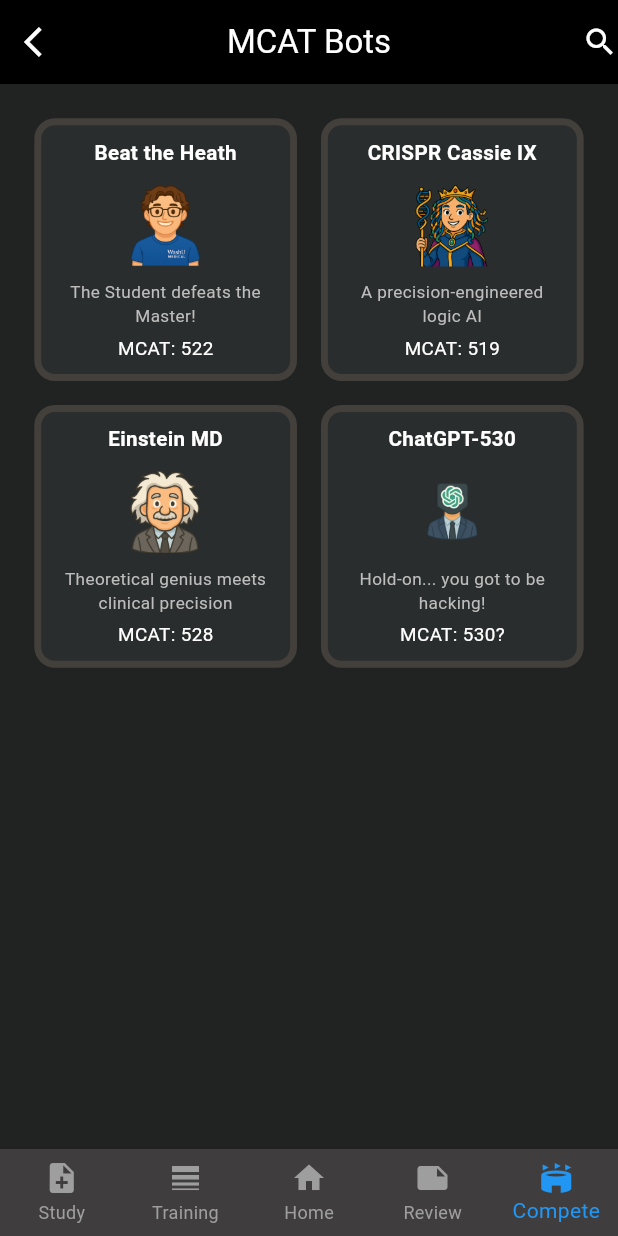
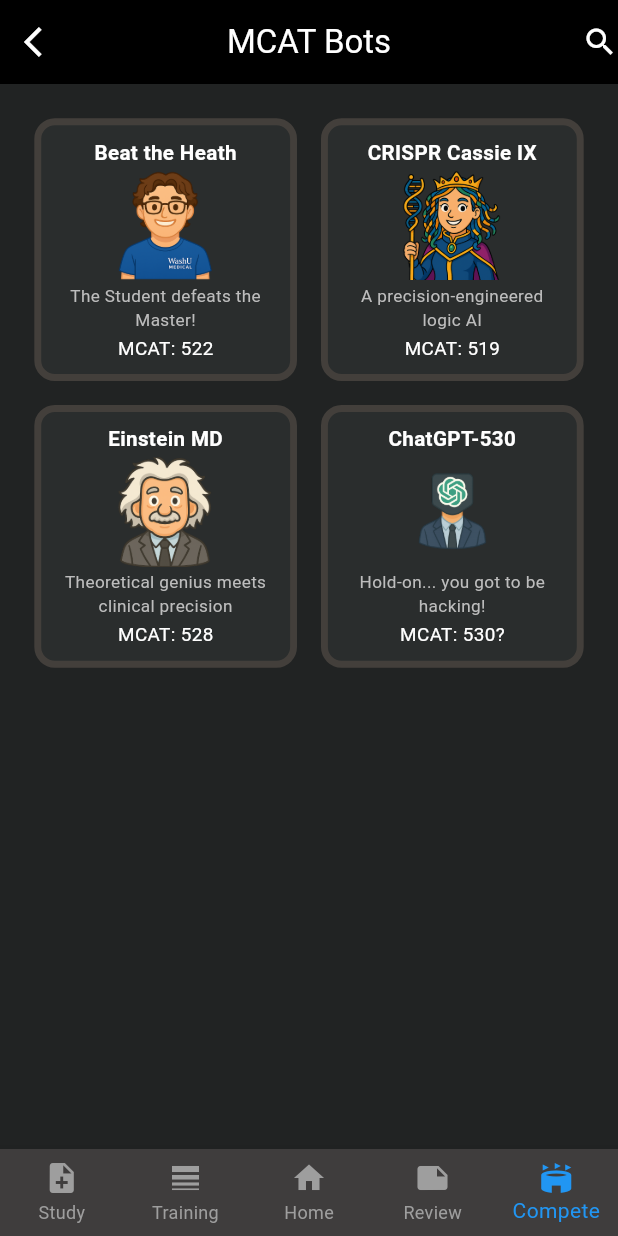
Before and after one commit to Anhakian/Bot-Demo, a Flutter app: the screen it shows after launch, on a phone screen of 412 x 824 dp. Run offline on Flutter 3.47's test engine with Material 3 defaults, Android fonts, the light colour scheme and no system bars; our stand-ins replace flutter_screenutil.

Commit message:
make bot's avatars bigger in bot_avatar_box

```diff
--- a/lib/components/bot_avatar_box.dart
+++ b/lib/components/bot_avatar_box.dart
@@ -46,7 +46,7 @@
                 maxLines: 1,
                 overflow: TextOverflow.ellipsis,
               ),
-              SizedBox(height: 10.sp),
+              SizedBox(height: 2.sp),
 
               // Image
               Expanded(
@@ -73,7 +73,7 @@
                 ),
               ),
 
-              SizedBox(height: 8.sp),
+              SizedBox(height: 2.sp),
 
               // Description (slogan)
               Text(
@@ -84,7 +84,7 @@
                 overflow: TextOverflow.ellipsis,
               ),
 
-              SizedBox(height: 4.sp),
+              SizedBox(height: 2.sp),
 
               // MCAT Score (bold)
               Text(
```
